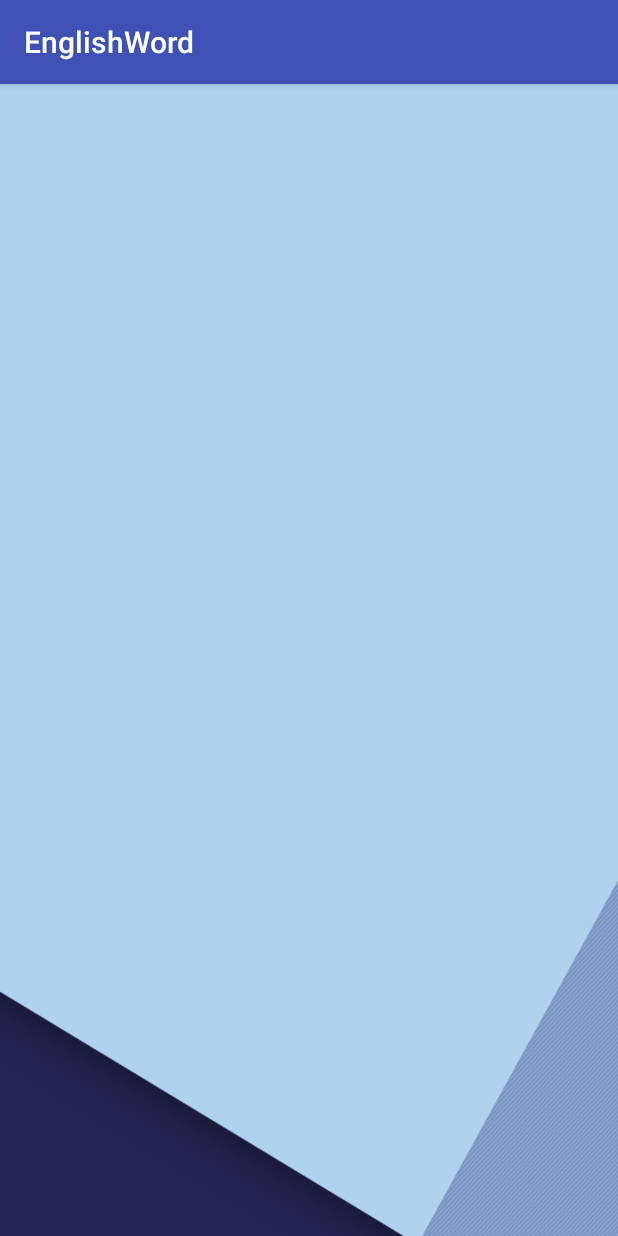
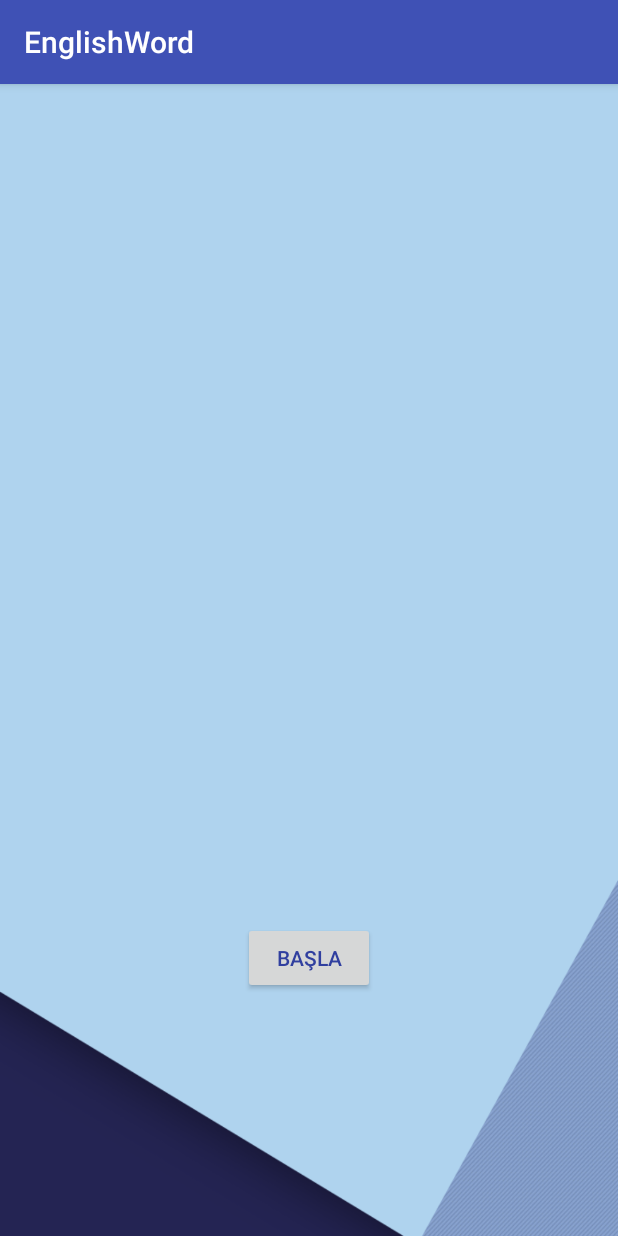
Before and after one commit to serapkarhan07/EnglishWordApp, an Android app: the meanSecond screen opened directly, with no data from a screen before it, on a phone screen of 412 x 824 dp. Run offline under Robolectric (Android 15) with nearby library versions, the light colour scheme and no system bars; our stand-ins replace Firebase (no records; nobody signed in at launch, a user with empty details on screens opened directly).

Commit message:
Seviye1 Seviye2 Anlam

```diff
--- a/app/src/main/java/com/example/sony/englishword/VeriEkle.java
+++ b/app/src/main/java/com/example/sony/englishword/VeriEkle.java
@@ -11,7 +11,7 @@ import com.google.firebase.database.FirebaseDatabase;
 
 public class VeriEkle extends AppCompatActivity {
     EditText tr,en;
-    int id=0;
+    int id=31;
 
     FirebaseDatabase database = FirebaseDatabase.getInstance();
     DatabaseReference myRef = database.getReference();
--- a/app/src/main/java/com/example/sony/englishword/meanSecond.java
+++ b/app/src/main/java/com/example/sony/englishword/meanSecond.java
@@ -2,12 +2,69 @@ package com.example.sony.englishword;
 
 import android.support.v7.app.AppCompatActivity;
 import android.os.Bundle;
+import android.view.View;
+import android.widget.Button;
+import android.widget.TextView;
+import android.widget.Toast;
+
+import com.google.firebase.database.DataSnapshot;
+import com.google.firebase.database.DatabaseError;
+import com.google.firebase.database.DatabaseReference;
+import com.google.firebase.database.FirebaseDatabase;
+import com.google.firebase.database.ValueEventListener;
 
 public class meanSecond extends AppCompatActivity {
+
+    Button ileri2;
+    int sayac1=30;
+    TextView tv2;
+    FirebaseDatabase database = FirebaseDatabase.getInstance();
+    DatabaseReference myRef = database.getReference();
+    DatabaseReference oku;
 
     @Override
     protected void onCreate(Bundle savedInstanceState) {
         super.onCreate(savedInstanceState);
         setContentView(R.layout.activity_mean_second);
+        tv2=(TextView)findViewById(R.id.tv2);
+
+        ileri2=(Button)findViewById(R.id.bt2);
+        ileri2.setOnClickListener(new View.OnClickListener() {
+            @Override
+            public void onClick(View view) {
+                if(sayac1==60)
+                {
+                    Toast.makeText(getApplicationContext(),"Kelimelerimiz tamamlandı", Toast.LENGTH_LONG).show();
+                    sayac1 = 30;
+
+                }
+                ileri2.setText("Sonraki");
+                sayac1++;
+                oku= FirebaseDatabase.getInstance().getReference().child("users").child(String.valueOf(sayac1));
+                ValueEventListener dinle=new ValueEventListener() {
+                    @Override
+                    public void onDataChange(DataSnapshot dataSnapshot) {
+                        Words kelime=new Words();
+                        kelime=dataSnapshot.getValue(Words.class);
+                        tv2.setText(kelime.en+"\n"+kelime.tr);
+                    }
+
+                    @Override
+                    public void onCancelled(DatabaseError databaseError) {
+
+                    }
+                };
+               if(sayac1==60)
+                {
+                    Toast.makeText(getApplicationContext(),"Kelimelerimiz tamamlandı", Toast.LENGTH_LONG).show();
+                    sayac1 = 30;
+
+                }
+                oku.addValueEventListener(dinle);
+
+            }
+        });
+
+
     }
 }
--- a/app/src/main/res/layout/activity_main.xml
+++ b/app/src/main/res/layout/activity_main.xml
@@ -59,7 +59,8 @@
         android:layout_marginStart="9dp"
         android:layout_marginTop="34dp"
         android:onClick="ekleme"
-        android:text="Button"
+        android:text="ekle"
+        android:visibility="invisible"
         app:layout_constraintStart_toStartOf="@+id/seviyeuc"
         app:layout_constraintTop_toBottomOf="@+id/seviyeuc" />
 </android.support.constraint.ConstraintLayout>
--- a/app/src/main/res/layout/activity_mean_second.xml
+++ b/app/src/main/res/layout/activity_mean_second.xml
@@ -5,6 +5,31 @@
     android:layout_width="match_parent"
     android:layout_height="match_parent"
     android:background="@drawable/backgroundnew"
-    tools:context="com.example.sony.englishword.meanSecond">
+    tools:context="com.example.sony.englishword.meanSecond"
+    tools:layout_editor_absoluteY="81dp">
 
+    <TextView
+        android:id="@+id/tv2"
+        android:layout_width="250dp"
+        android:layout_height="150dp"
+        android:layout_marginEnd="35dp"
+        android:layout_marginStart="35dp"
+        android:layout_marginTop="84dp"
+        android:textAlignment="center"
+        android:textColor="@color/colorPrimaryDark"
+        android:textSize="40dp"
+        app:layout_constraintEnd_toEndOf="parent"
+        app:layout_constraintStart_toStartOf="parent"
+        app:layout_constraintTop_toTopOf="parent" />
+
+    <Button
+        android:id="@+id/bt2"
+        android:layout_width="wrap_content"
+        android:layout_height="wrap_content"
+        android:layout_marginBottom="161dp"
+        android:text="Başla"
+        android:textColor="@color/colorPrimaryDark"
+        app:layout_constraintBottom_toBottomOf="parent"
+        app:layout_constraintEnd_toEndOf="parent"
+        app:layout_constraintStart_toStartOf="parent" />
 </android.support.constraint.ConstraintLayout>
```
Also changed, not shown: app/src/main/java/com/example/sony/englishword/meanFirst.java (+49 -4 lines), app/src/main/res/layout/activity_mean_first2.xml (+23 -5 lines).
